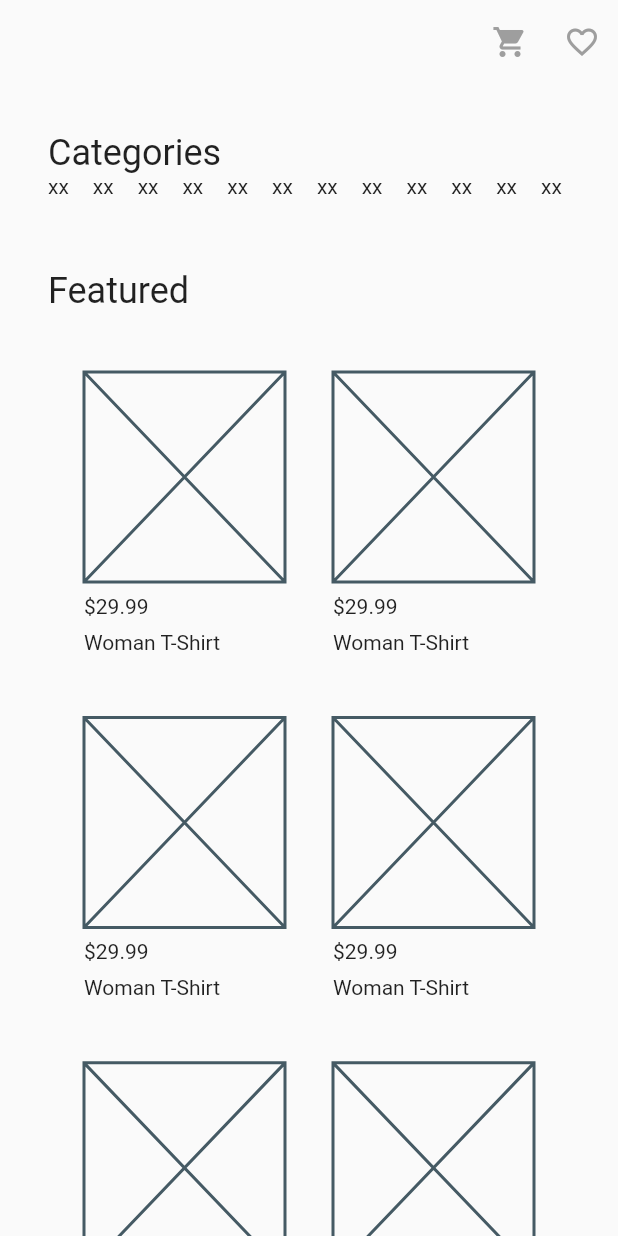
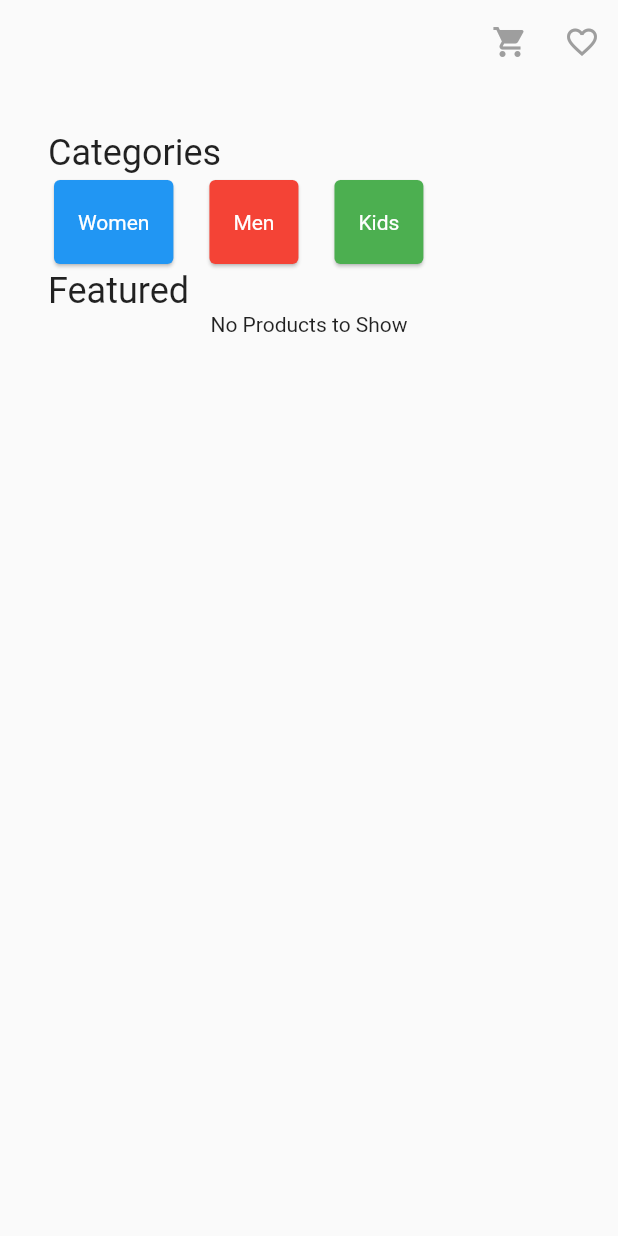
Before and after one commit to ammarhararah/Flutter-Store, a Flutter app: the ClientHomePage screen opened directly, on a phone screen of 412 x 824 dp. Run offline on Flutter 3.47's test engine with Material 2 defaults, Android fonts, the phone set to English and light mode, and no system bars; our stand-ins replace image_picker, sqflite, toast; accounts and stored records are empty.

Commit message:
add client logic

```diff
--- a/lib/main.dart
+++ b/lib/main.dart
@@ -1,5 +1,6 @@
 import 'package:ammar/pages/login_page.dart';
 import 'package:ammar/state/auth_provider.dart';
+import 'package:ammar/state/client_provider.dart';
 import 'package:ammar/state/merchant_provider.dart';
 import 'package:flutter/material.dart';
 import 'package:provider/provider.dart';
@@ -13,6 +14,10 @@ class MyApp extends StatelessWidget {
   Widget build(BuildContext context) {
     return MultiProvider(
       providers: [
+        ChangeNotifierProvider<ClientProvider>(
+          create: (_) => ClientProvider(),
+          lazy: false,
+        ),
         ChangeNotifierProvider<MerchantProvider>(
           create: (_) => MerchantProvider(),
           lazy: false,
--- /dev/null
+++ b/lib/models/category.dart
@@ -0,0 +1,13 @@
+import 'package:flutter/material.dart';
+
+class Category {
+  final String name;
+  final Color color;
+  final String imagePath;
+
+  Category({
+    this.name,
+    this.color,
+    this.imagePath,
+  });
+}
--- a/lib/pages/client/client_home_page.dart
+++ b/lib/pages/client/client_home_page.dart
@@ -1,10 +1,42 @@
-import 'package:ammar/models/product.dart';
+import 'package:ammar/models/category.dart';
 import 'package:ammar/pages/client/cart_page.dart';
 import 'package:ammar/pages/client/my_orders_page.dart';
+import 'package:ammar/state/client_provider.dart';
+import 'package:ammar/state/merchant_provider.dart';
 import 'package:ammar/widgets/client/product_widget.dart';
 import 'package:flutter/material.dart';
+import 'package:provider/provider.dart';
 
-class ClientHomePage extends StatelessWidget {
+class ClientHomePage extends StatefulWidget {
+  @override
+  _ClientHomePageState createState() => _ClientHomePageState();
+}
+
+class _ClientHomePageState extends State<ClientHomePage> {
+  final categories = [
+    Category(
+      name: 'Women',
+      color: Colors.blue,
+      imagePath: '',
+    ),
+    Category(
+      name: 'Men',
+      color: Colors.red,
+      imagePath: '',
+    ),
+    Category(
+      name: 'Kids',
+      color: Colors.green,
+      imagePath: '',
+    ),
+  ];
+
+  @override
+  void initState() {
+    super.initState();
+    Provider.of<MerchantProvider>(context, listen: false).getAllProducts();
+  }
+
   @override
   Widget build(BuildContext context) {
     return Scaffold(
@@ -12,6 +44,9 @@ class ClientHomePage extends StatelessWidget {
         backgroundColor: Colors.transparent,
         elevation: 0,
         actions: <Widget>[
+          Stack(
+            alignment: Alignment.center,
+            children: <Widget>[
               IconButton(
                 onPressed: () {
                   Navigator.of(context)
@@ -22,6 +57,23 @@ class ClientHomePage extends StatelessWidget {
                   Icons.shopping_cart,
                   color: Colors.grey,
                 ),
+              ),
+              Positioned(
+                right: 8,
+                top: 8,
+                child: Consumer<ClientProvider>(
+                  builder: (context, provider, child) {
+                    if (provider.cart.isEmpty)
+                      return Container();
+                    else
+                      return Text(
+                        provider.cart.length.toString(),
+                        style: TextStyle(color: Colors.red),
+                      );
+                  },
+                ),
+              ),
+            ],
           ),
           IconButton(
             onPressed: () {
@@ -36,7 +88,8 @@ class ClientHomePage extends StatelessWidget {
           ),
         ],
       ),
-      body: SingleChildScrollView(
+      body: Consumer<MerchantProvider>(builder: (context, provider, child) {
+        return SingleChildScrollView(
           child: Container(
             margin: const EdgeInsets.all(32),
             child: Column(
@@ -50,12 +103,22 @@ class ClientHomePage extends StatelessWidget {
                   height: 64,
                   child: ListView.separated(
                     scrollDirection: Axis.horizontal,
-                  itemCount: 22,
+                    itemCount: categories.length,
                     separatorBuilder: (_, __) {
                       return SizedBox(width: 16);
                     },
                     itemBuilder: (context, index) {
-                    return Text('xx');
+                      return Card(
+                        color: categories[index].color,
+                        child: Container(
+                          margin: const EdgeInsets.all(16),
+                          alignment: Alignment.center,
+                          child: Text(
+                            categories[index].name,
+                            style: TextStyle(color: Colors.white),
+                          ),
+                        ),
+                      );
                     },
                   ),
                 ),
@@ -63,35 +126,34 @@ class ClientHomePage extends StatelessWidget {
                   'Featured',
                   style: TextStyle(fontSize: 24),
                 ),
+                if (provider.products.isEmpty)
+                  Center(
+                    child: Text('No Products to Show'),
+                  )
+                else
                   GridView.builder(
                     shrinkWrap: true,
                     physics: ScrollPhysics(),
-                padding:
-                    const EdgeInsets.symmetric(vertical: 32, horizontal: 16),
+                    padding: const EdgeInsets.symmetric(
+                        vertical: 32, horizontal: 16),
                     gridDelegate: SliverGridDelegateWithFixedCrossAxisCount(
                       crossAxisCount: 2,
                       childAspectRatio: 0.7,
                       crossAxisSpacing: 16,
                       mainAxisSpacing: 16,
                     ),
-                itemCount: 33,
+                    itemCount: provider.products.length,
                     itemBuilder: (context, index) {
                       return ProductWidget(
-                    product: Product(
-                      userId: 1,
-                      name: 'Woman T-Shirt',
-                      price: 29.99,
-                      description: 'asdasdf',
-                      category: 'Women',
-                      image: null,
-                    ),
+                        product: provider.products[index],
                       );
                     },
                   ),
               ],
             ),
           ),
-      ),
+        );
+      }),
     );
   }
 }
--- /dev/null
+++ b/lib/state/client_provider.dart
@@ -0,0 +1,38 @@
+import 'package:ammar/models/cart_item.dart';
+import 'package:flutter/material.dart';
+
+class ClientProvider with ChangeNotifier {
+  List<CartItem> _cart = [];
+  List<CartItem> _orders = [];
+
+  int addressId;
+
+  List<CartItem> get cart => _cart;
+
+  List<CartItem> get orders => _orders;
+
+  void addToCart(CartItem cartItem) {
+    _cart.add(cartItem);
+    notifyListeners();
+  }
+
+  void addToOrders() {
+    _orders.addAll(_cart);
+    _cart = [];
+    notifyListeners();
+  }
+
+  Future<void> editItemQuantity({int productId, int quantity}) async {
+    _cart.forEach((item) {
+      if (item.product.id == productId) {
+        item.quantity = quantity;
+      }
+    });
+    notifyListeners();
+  }
+
+  Future<void> deleteCartItem({int productId}) async {
+    _cart.removeWhere((item) => item.product.id == productId);
+    notifyListeners();
+  }
+}
--- a/lib/widgets/client/product_widget.dart
+++ b/lib/widgets/client/product_widget.dart
@@ -1,3 +1,5 @@
+import 'dart:convert';
+
 import 'package:ammar/models/product.dart';
 import 'package:ammar/pages/client/product_details_page.dart';
 import 'package:flutter/material.dart';
@@ -19,8 +21,12 @@ class ProductWidget extends StatelessWidget {
         child: Column(
           crossAxisAlignment: CrossAxisAlignment.start,
           children: <Widget>[
-            Placeholder(
-              fallbackHeight: 140,
+            ClipRRect(
+              borderRadius: BorderRadius.circular(8),
+              child: Image.memory(
+                base64Decode(product.image),
+                height: 140,
+              ),
             ),
             SizedBox(height: 8),
             Text('\$${product.price}'),
```
Also changed, not shown: lib/pages/client/addresses_page.dart (+8 -0 lines), lib/pages/client/cart_page.dart (+18 -17 lines), lib/pages/client/my_orders_page.dart (+13 -14 lines), lib/pages/client/product_details_page.dart (+18 -1 lines), lib/widgets/client/cart_item_widget.dart (+29 -6 lines), lib/widgets/client/client_order_widget.dart (+20 -4 lines). Lines whose indentation alone changed are shown as unchanged.
